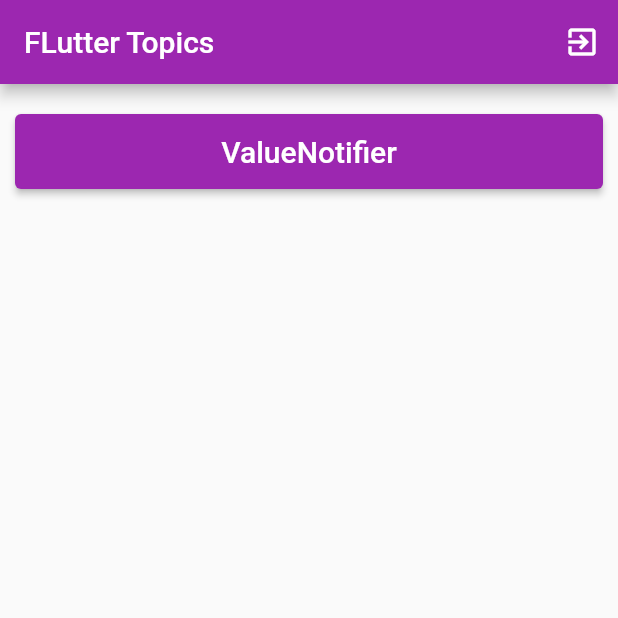
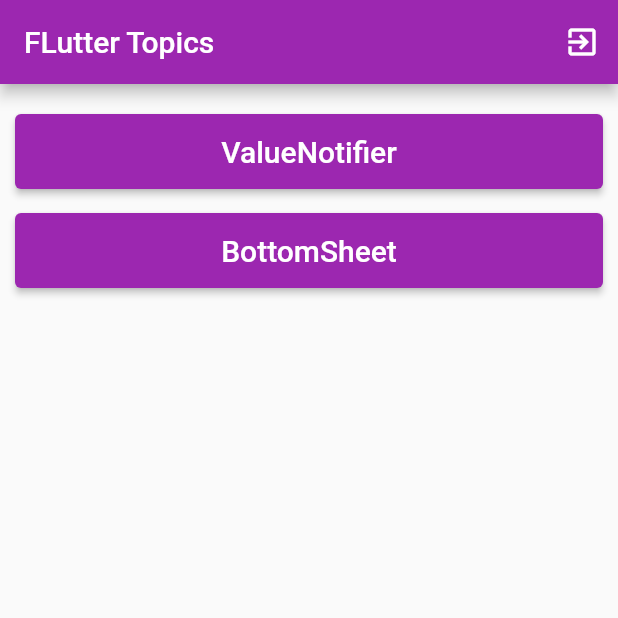
Before and after one commit to sreerag5375/flutter_concepts, a Flutter app: the HomeScreen screen opened directly, on a phone screen of 412 x 824 dp, the top half of it. Run offline on Flutter 3.47's test engine with Material 2 defaults, Android fonts, the phone set to English and light mode, and no system bars; our stand-ins replace shared_preferences; accounts and stored records are empty.

Commit message:
model bottomsheet

```diff
--- a/lib/screen_home.dart
+++ b/lib/screen_home.dart
@@ -1,4 +1,5 @@
 import 'package:flutter/material.dart';
+import 'package:flutter_concepts/bottomsheet.dart';
 import 'package:flutter_concepts/screen_login.dart';
 import 'package:flutter_concepts/value_notifier.dart';
 import 'package:shared_preferences/shared_preferences.dart';
@@ -18,17 +19,17 @@ class HomeScreen extends StatelessWidget {
         ],
       ),
       body: Padding(
-        padding: const EdgeInsets.only(left: 10,right: 10,top: 20),
+        padding: const EdgeInsets.only(left: 10, right: 10, top: 20),
         child: ListView(
           children: [
             SizedBox(
               height: 50,
-              child: ElevatedButton(
-                  onPressed: () {
-                    Navigator.of(context).push(MaterialPageRoute(
-                        builder: (context) =>  ScreenValueNotifier()));
-                  },
-                  child: const Text('ValueNotifier',style: TextStyle(fontSize: 20),)),
+              child: buttons(screen: ScreenValueNotifier(),text: 'ValueNotifier'),
+            ),
+            const SizedBox(height: 16,),
+            const SizedBox(
+              height: 50,
+              child: buttons(screen: ScreenBottomSheet(),text: 'BottomSheet'),
             )
           ],
         ),
@@ -49,3 +50,26 @@ class HomeScreen extends StatelessWidget {
         (route) => false);
   }
 }
+
+class buttons extends StatelessWidget {
+  final Widget screen;
+  final String text;
+  const buttons({
+    super.key,
+    required this.screen,
+    required this.text,
+  });
+
+  @override
+  Widget build(BuildContext context) {
+    return ElevatedButton(
+        onPressed: () {
+          Navigator.of(context)
+              .push(MaterialPageRoute(builder: (context) => screen));
+        },
+        child: Text(
+          text,
+          style: const TextStyle(fontSize: 20),
+        ));
+  }
+}
--- a/lib/value_notifier.dart
+++ b/lib/value_notifier.dart
@@ -2,6 +2,8 @@ import 'package:flutter/material.dart';
 
 class ScreenValueNotifier extends StatelessWidget {
   final _counter = ValueNotifier(0);
+
+  ScreenValueNotifier({super.key});
 
   void _incrementCounter() {
     _counter.value++;
@@ -22,12 +24,12 @@ class ScreenValueNotifier extends StatelessWidget {
                 builder: (context, value, _) {
                   return Text(
                     '$value',
-                    style: TextStyle(fontSize: 24),
+                    style: const TextStyle(fontSize: 24),
                   );
                 }),
             ElevatedButton(
               onPressed: _incrementCounter,
-              child: Text('increment'),
+              child: const Text('increment'),
             ),
           ],
         ),
```
Also changed, not shown: lib/bottomsheet.dart (added, +29 -0 lines).
